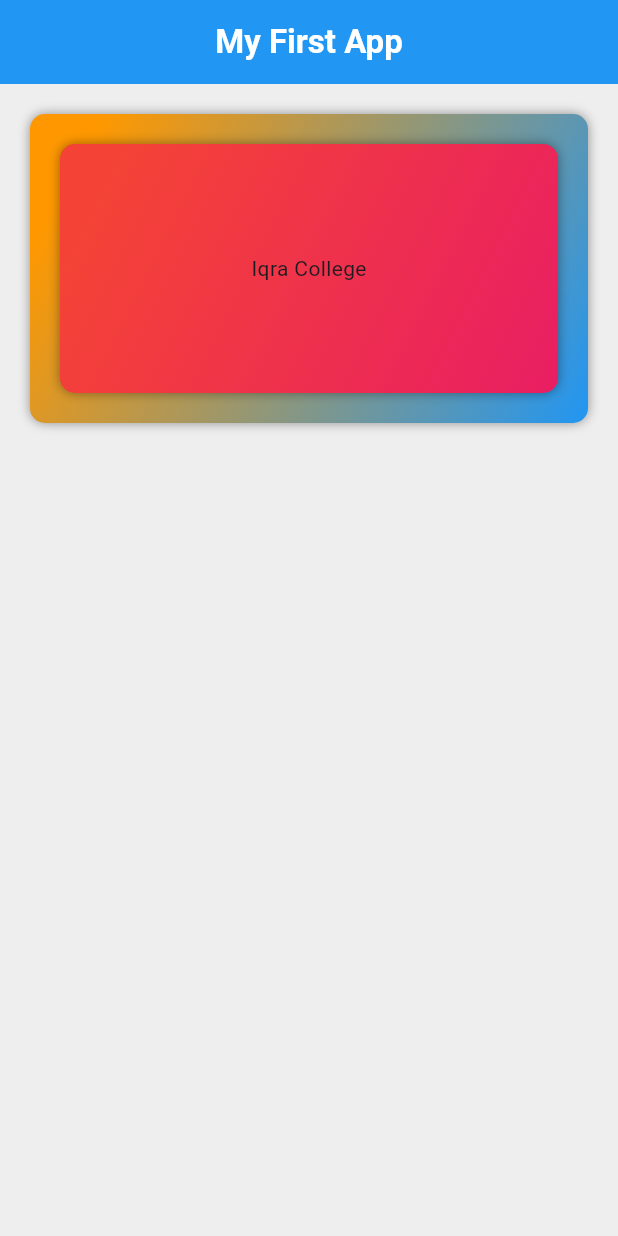
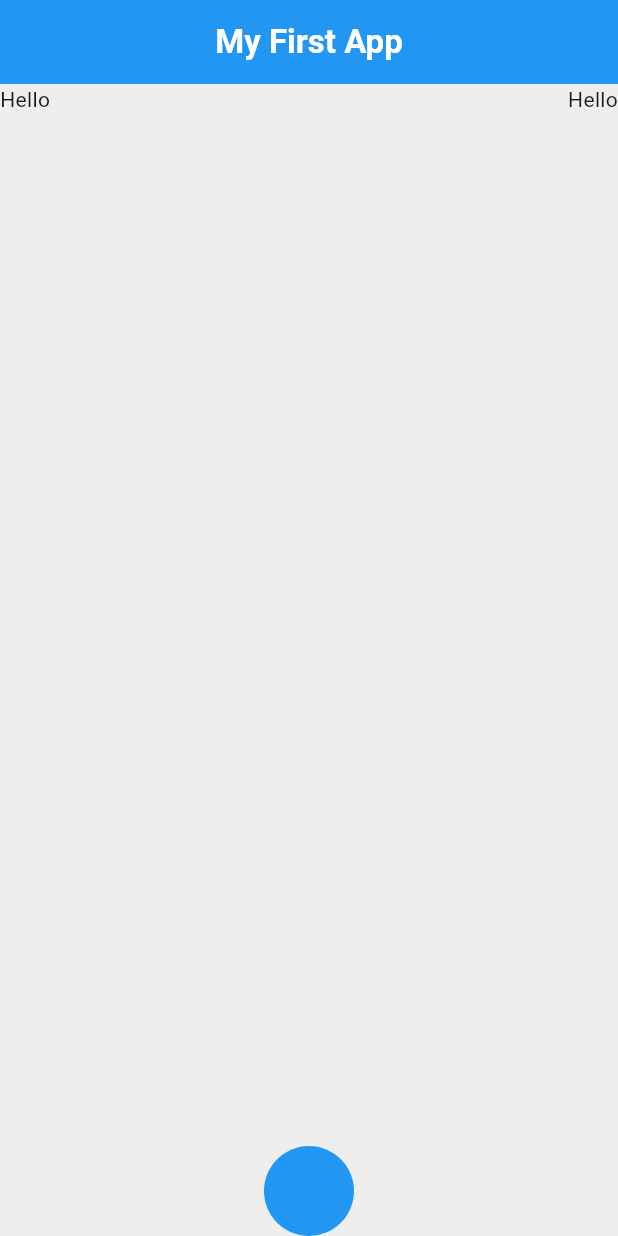
Before and after one commit to MuhShoaib/training_, a Flutter app: the screen it shows after launch, on a phone screen of 412 x 824 dp. Run offline on Flutter 3.47's test engine with Material 3 defaults, Android fonts, the phone set to English and light mode, and no system bars.

Commit message:
row column

```diff
--- a/lib/views/login.dart
+++ b/lib/views/login.dart
@@ -9,6 +9,13 @@ class Login extends StatelessWidget {
     double width = MediaQuery.of(context).size.width;
 
     return Scaffold(
+      floatingActionButtonLocation: FloatingActionButtonLocation.centerDocked,
+
+      floatingActionButton: Container(
+        height: 60,
+        width: 60,
+        decoration: BoxDecoration(shape: BoxShape.circle, color: Colors.blue),
+      ),
       appBar: AppBar(
         centerTitle: true,
         title: Text(
@@ -30,62 +37,183 @@ class Login extends StatelessWidget {
       //     ),
       //   ),
       // ),
-      body: Container(
-        margin: EdgeInsets.symmetric(horizontal: 20, vertical: 20),
-        padding: EdgeInsets.symmetric(horizontal: 20, vertical: 20),
-        height: height * 0.25,
-        width: width,
-
-        decoration: BoxDecoration(
-          // shape: BoxShape.circle,
-          boxShadow: [
-            BoxShadow(color: Colors.black.withOpacity(0.4), blurRadius: 6),
-          ],
-          gradient: LinearGradient(
-            begin: Alignment.topLeft,
-            end: Alignment.bottomRight,
-            stops: [0.1, 1, 1.5],
-            colors: [Colors.orange, Colors.blue, Colors.yellow],
+      body: SingleChildScrollView(
+        child: Center(
+          // child: Column(
+          //   mainAxisAlignment: MainAxisAlignment.center,
+          //   children: [
+          //     SizedBox(height: 10),
+          //
+          //     Text("Hello"),
+          //     Text("Hello"),
+          //     Text("Hello"),
+          //     Text("Hello"),
+          //     Text("Hello"),
+          //     // Container(
+          //     //   margin: EdgeInsets.symmetric(horizontal: 20),
+          //     //   // padding: EdgeInsets.symmetric(horizontal: 20,vertical: 20),
+          //     //   height: height * 0.25,
+          //     //   width: width,
+          //     //   decoration: BoxDecoration(
+          //     //     // shape: BoxShape.circle,
+          //     //     boxShadow: [
+          //     //       BoxShadow(
+          //     //         color: Colors.black.withOpacity(0.4),
+          //     //         blurRadius: 6,
+          //     //       ),
+          //     //     ],
+          //     //     gradient: LinearGradient(
+          //     //       begin: Alignment.topLeft,
+          //     //       end: Alignment.bottomRight,
+          //     //       stops: [0.1, 1, 1.5],
+          //     //       colors: [Colors.red, Colors.pink, Colors.yellow],
+          //     //     ),
+          //     //
+          //     //     borderRadius: BorderRadius.circular(10),
+          //     //     // border: Border.all(color: Colors.black, width: 1),
+          //     //     // borderRadius: BorderRadius.only(
+          //     //     //   bottomLeft: Radius.circular(20),
+          //     //     //   topRight: Radius.circular(20),
+          //     //     // ),
+          //     //     color: Colors.red,
+          //     //   ),
+          //     //
+          //     //   child: Center(child: Text("Iqra College")),
+          //     // ),
+          //     //
+          //     // SizedBox(height: 10),
+          //     // Container(
+          //     //   margin: EdgeInsets.symmetric(horizontal: 20),
+          //     //   // padding: EdgeInsets.symmetric(horizontal: 20,vertical: 20),
+          //     //   height: height * 0.25,
+          //     //   width: width,
+          //     //   decoration: BoxDecoration(
+          //     //     // shape: BoxShape.circle,
+          //     //     boxShadow: [
+          //     //       BoxShadow(
+          //     //         color: Colors.black.withOpacity(0.4),
+          //     //         blurRadius: 6,
+          //     //       ),
+          //     //     ],
+          //     //     gradient: LinearGradient(
+          //     //       begin: Alignment.topLeft,
+          //     //       end: Alignment.bottomRight,
+          //     //       stops: [0.1, 1, 1.5],
+          //     //       colors: [Colors.red, Colors.pink, Colors.yellow],
+          //     //     ),
+          //     //
+          //     //     borderRadius: BorderRadius.circular(10),
+          //     //     // border: Border.all(color: Colors.black, width: 1),
+          //     //     // borderRadius: BorderRadius.only(
+          //     //     //   bottomLeft: Radius.circular(20),
+          //     //     //   topRight: Radius.circular(20),
+          //     //     // ),
+          //     //     color: Colors.red,
+          //     //   ),
+          //     //
+          //     //   child: Center(child: Text("Iqra College")),
+          //     // ),
+          //     //
+          //     // SizedBox(height: 10),
+          //     // Container(
+          //     //   margin: EdgeInsets.symmetric(horizontal: 20),
+          //     //   // padding: EdgeInsets.symmetric(horizontal: 20,vertical: 20),
+          //     //   height: height * 0.25,
+          //     //   width: width,
+          //     //   decoration: BoxDecoration(
+          //     //     // shape: BoxShape.circle,
+          //     //     boxShadow: [
+          //     //       BoxShadow(
+          //     //         color: Colors.black.withOpacity(0.4),
+          //     //         blurRadius: 6,
+          //     //       ),
+          //     //     ],
+          //     //     gradient: LinearGradient(
+          //     //       begin: Alignment.topLeft,
+          //     //       end: Alignment.bottomRight,
+          //     //       stops: [0.1, 1, 1.5],
+          //     //       colors: [Colors.red, Colors.pink, Colors.yellow],
+          //     //     ),
+          //     //
+          //     //     borderRadius: BorderRadius.circular(10),
+          //     //     // border: Border.all(color: Colors.black, width: 1),
+          //     //     // borderRadius: BorderRadius.only(
+          //     //     //   bottomLeft: Radius.circular(20),
+          //     //     //   topRight: Radius.circular(20),
+          //     //     // ),
+          //     //     color: Colors.red,
+          //     //   ),
+          //     //
+          //     //   child: Center(child: Text("Iqra College")),
+          //     // ),
+          //   ],
+          // ),
+          child: Row(
+            mainAxisAlignment: MainAxisAlignment.spaceBetween,
+            children: [
+              Text("Hello"),
+              // Spacer(),
+              Text("Hello"),
+            ],
           ),
-
-          borderRadius: BorderRadius.circular(10),
-          // border: Border.all(color: Colors.black, width: 1),
-          // borderRadius: BorderRadius.only(
-          //   bottomLeft: Radius.circular(20),
-          //   topRight: Radius.circular(20),
-          // ),
-          color: Colors.red,
-        ),
-
-        child: Container(
-          // margin: EdgeInsets.symmetric(horizontal: 20,vertical: 20),
-          // padding: EdgeInsets.symmetric(horizontal: 20,vertical: 20),
-          // height: height*0.25,
-          // width: width,
-          decoration: BoxDecoration(
-            // shape: BoxShape.circle,
-            boxShadow: [
-              BoxShadow(color: Colors.black.withOpacity(0.4), blurRadius: 6),
-            ],
-            gradient: LinearGradient(
-              begin: Alignment.topLeft,
-              end: Alignment.bottomRight,
-              stops: [0.1, 1, 1.5],
-              colors: [Colors.red, Colors.pink, Colors.yellow],
-            ),
-
-            borderRadius: BorderRadius.circular(10),
-            // border: Border.all(color: Colors.black, width: 1),
-            // borderRadius: BorderRadius.only(
-            //   bottomLeft: Radius.circular(20),
-            //   topRight: Radius.circular(20),
-            // ),
-            color: Colors.red,
-          ),
-
-          child: Center(child: Text("Iqra College")),
         ),
       ),
+      // body: Container(
+      //   margin: EdgeInsets.symmetric(horizontal: 20, vertical: 20),
+      //   padding: EdgeInsets.symmetric(horizontal: 20, vertical: 20),
+      //   height: height * 0.25,
+      //   width: width,
+      //
+      //   decoration: BoxDecoration(
+      //     // shape: BoxShape.circle,
+      //     boxShadow: [
+      //       BoxShadow(color: Colors.black.withOpacity(0.4), blurRadius: 6),
+      //     ],
+      //     gradient: LinearGradient(
+      //       begin: Alignment.topLeft,
+      //       end: Alignment.bottomRight,
+      //       stops: [0.1, 1, 1.5],
+      //       colors: [Colors.orange, Colors.blue, Colors.yellow],
+      //     ),
+      //
+      //     borderRadius: BorderRadius.circular(10),
+      //     // border: Border.all(color: Colors.black, width: 1),
+      //     // borderRadius: BorderRadius.only(
+      //     //   bottomLeft: Radius.circular(20),
+      //     //   topRight: Radius.circular(20),
+      //     // ),
+      //     color: Colors.red,
+      //   ),
+      //
+      //   child: Container(
+      //     // margin: EdgeInsets.symmetric(horizontal: 20,vertical: 20),
+      //     // padding: EdgeInsets.symmetric(horizontal: 20,vertical: 20),
+      //     // height: height*0.25,
+      //     // width: width,
+      //     decoration: BoxDecoration(
+      //       // shape: BoxShape.circle,
+      //       boxShadow: [
+      //         BoxShadow(color: Colors.black.withOpacity(0.4), blurRadius: 6),
+      //       ],
+      //       gradient: LinearGradient(
+      //         begin: Alignment.topLeft,
+      //         end: Alignment.bottomRight,
+      //         stops: [0.1, 1, 1.5],
+      //         colors: [Colors.red, Colors.pink, Colors.yellow],
+      //       ),
+      //
+      //       borderRadius: BorderRadius.circular(10),
+      //       // border: Border.all(color: Colors.black, width: 1),
+      //       // borderRadius: BorderRadius.only(
+      //       //   bottomLeft: Radius.circular(20),
+      //       //   topRight: Radius.circular(20),
+      //       // ),
+      //       color: Colors.red,
+      //     ),
+      //
+      //     child: Center(child: Text("Iqra College")),
+      //   ),
+      // ),
       backgroundColor: Colors.grey.shade200,
     );
   }
```
